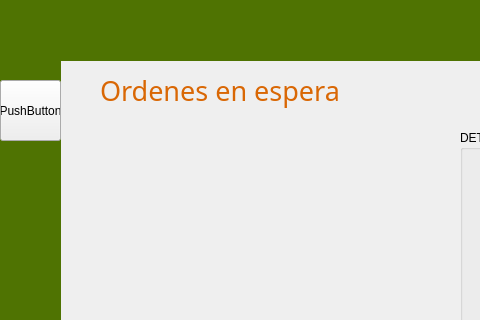
This is cajero.ui in FernandoHS-0/Sabware as Qt 5 draws it before an edit; both pictures show x 0 to 480 and y 0 to 320 of the 884 by 596 pixel window. The edited form follows.
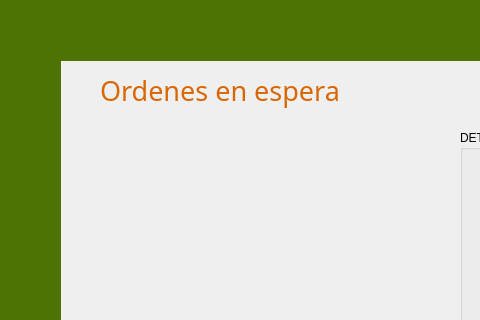
This is the edited form. Icons and pictures are not drawn.

What changed in the file:
```diff
--- a/cajero.ui
+++ b/cajero.ui
@@ -54,13 +54,18 @@
     <property name="geometry">
      <rect>
       <x>0</x>
-      <y>80</y>
+      <y>70</y>
       <width>61</width>
       <height>61</height>
      </rect>
     </property>
+    <property name="styleSheet">
+     <string notr="true">background: none;
+border: none;
+image: url(:/imagenes/img/recibirPedidos.png);</string>
+    </property>
     <property name="text">
-     <string>PushButton</string>
+     <string/>
     </property>
    </widget>
   </widget>
```
Left out of the diff: 10 changed lines with no effect on the pictures.
